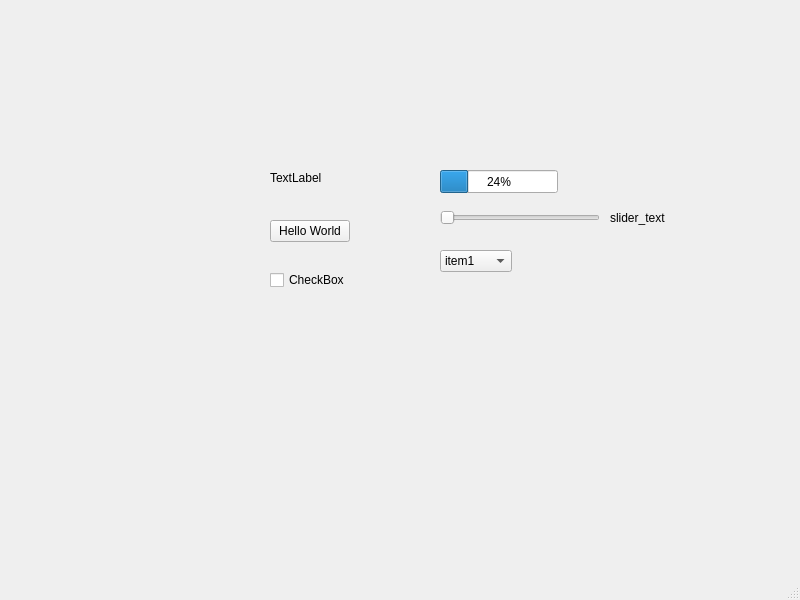
aqiugroup/ROS_APP, file first_base_qt/mainwindow.ui: the form before one commit.
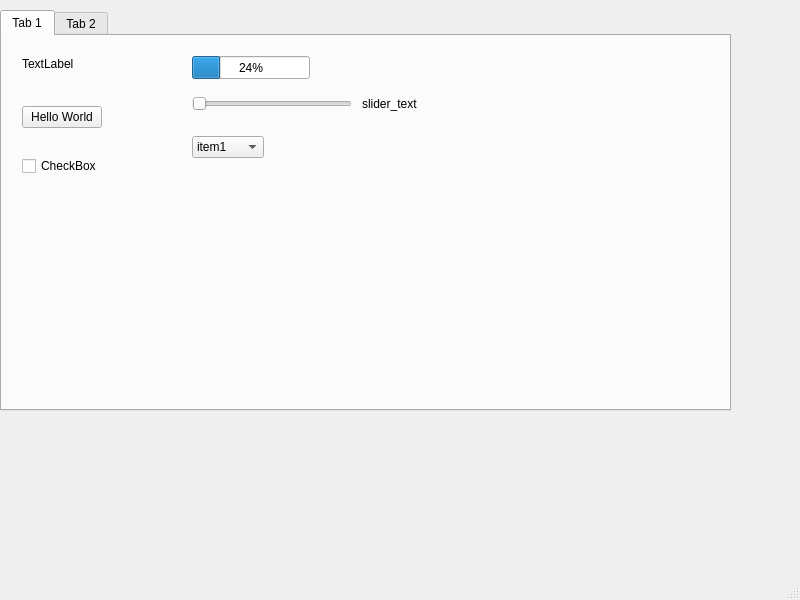
The form after the commit. The open tabs and pages were chosen to show the change.

Commit message: add tab widget/tree view

```diff
--- a/first_base_qt/mainwindow.ui
+++ b/first_base_qt/mainwindow.ui
@@ -14,24 +14,47 @@
    <string>MainWindow</string>
   </property>
   <widget class="QWidget" name="centralwidget">
-   <widget class="QPushButton" name="pushButton">
+   <widget class="QTabWidget" name="tabWidget">
     <property name="geometry">
      <rect>
-      <x>270</x>
-      <y>220</y>
-      <width>80</width>
+      <x>0</x>
+      <y>10</y>
+      <width>731</width>
+      <height>401</height>
+     </rect>
+    </property>
+    <property name="currentIndex">
+     <number>1</number>
+    </property>
+    <widget class="QWidget" name="tab">
+     <attribute name="title">
+      <string>Tab 1</string>
+     </attribute>
+     <widget class="QComboBox" name="comboBox">
+      <property name="geometry">
+       <rect>
+        <x>190</x>
+        <y>100</y>
+        <width>72</width>
       <height>22</height>
      </rect>
     </property>
+      <item>
     <property name="text">
-     <string>Hello World</string>
-    </property>
+        <string>item1</string>
+       </property>
+      </item>
+      <item>
+       <property name="text">
+        <string>item2</string>
+       </property>
+      </item>
    </widget>
    <widget class="QLabel" name="label">
     <property name="geometry">
      <rect>
-      <x>270</x>
-      <y>170</y>
+        <x>20</x>
+        <y>20</y>
       <width>71</width>
       <height>16</height>
      </rect>
@@ -40,37 +63,11 @@
      <string>TextLabel</string>
     </property>
    </widget>
-   <widget class="QCheckBox" name="checkBox">
-    <property name="geometry">
-     <rect>
-      <x>270</x>
-      <y>270</y>
-      <width>77</width>
-      <height>20</height>
-     </rect>
-    </property>
-    <property name="text">
-     <string>CheckBox</string>
-    </property>
-   </widget>
-   <widget class="QSlider" name="horizontalSlider">
-    <property name="geometry">
-     <rect>
-      <x>440</x>
-      <y>210</y>
-      <width>160</width>
-      <height>16</height>
-     </rect>
-    </property>
-    <property name="orientation">
-     <enum>Qt::Horizontal</enum>
-    </property>
-   </widget>
    <widget class="QLabel" name="label_slider_value">
     <property name="geometry">
      <rect>
-      <x>610</x>
-      <y>210</y>
+        <x>360</x>
+        <y>60</y>
       <width>81</width>
       <height>16</height>
      </rect>
@@ -82,8 +79,8 @@
    <widget class="QProgressBar" name="progressBar">
     <property name="geometry">
      <rect>
-      <x>440</x>
-      <y>170</y>
+        <x>190</x>
+        <y>20</y>
       <width>118</width>
       <height>23</height>
      </rect>
@@ -92,25 +89,51 @@
      <number>24</number>
     </property>
    </widget>
-   <widget class="QComboBox" name="comboBox">
+     <widget class="QPushButton" name="pushButton">
     <property name="geometry">
      <rect>
-      <x>440</x>
-      <y>250</y>
-      <width>72</width>
+        <x>20</x>
+        <y>70</y>
+        <width>80</width>
       <height>22</height>
      </rect>
     </property>
-    <item>
      <property name="text">
-      <string>item1</string>
-     </property>
-    </item>
-    <item>
+       <string>Hello World</string>
+      </property>
+     </widget>
+     <widget class="QCheckBox" name="checkBox">
+      <property name="geometry">
+       <rect>
+        <x>20</x>
+        <y>120</y>
+        <width>77</width>
+        <height>20</height>
+       </rect>
+      </property>
      <property name="text">
-      <string>item2</string>
-     </property>
-    </item>
+       <string>CheckBox</string>
+      </property>
+     </widget>
+     <widget class="QSlider" name="horizontalSlider">
+      <property name="geometry">
+       <rect>
+        <x>190</x>
+        <y>60</y>
+        <width>160</width>
+        <height>16</height>
+       </rect>
+      </property>
+      <property name="orientation">
+       <enum>Qt::Horizontal</enum>
+      </property>
+     </widget>
+    </widget>
+    <widget class="QWidget" name="tab_2">
+     <attribute name="title">
+      <string>Tab 2</string>
+     </attribute>
+    </widget>
    </widget>
   </widget>
   <widget class="QMenuBar" name="menubar">
```
Lines whose indentation alone changed are shown as unchanged.
